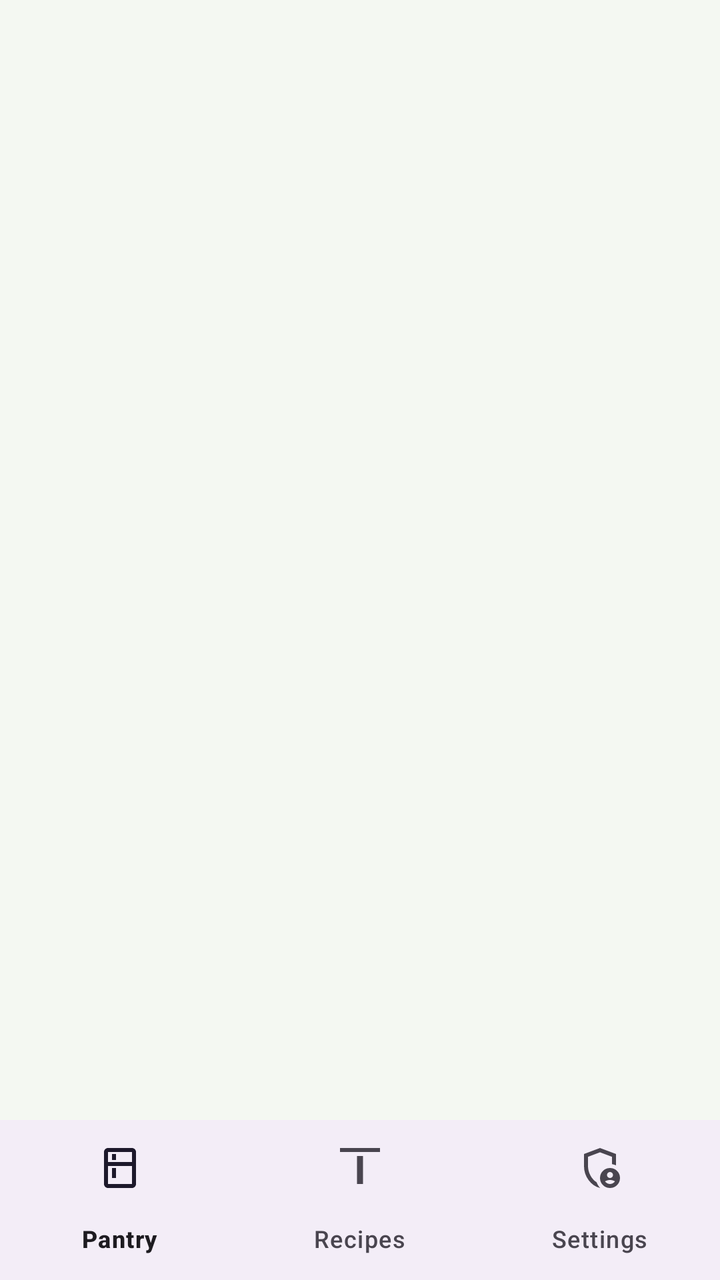
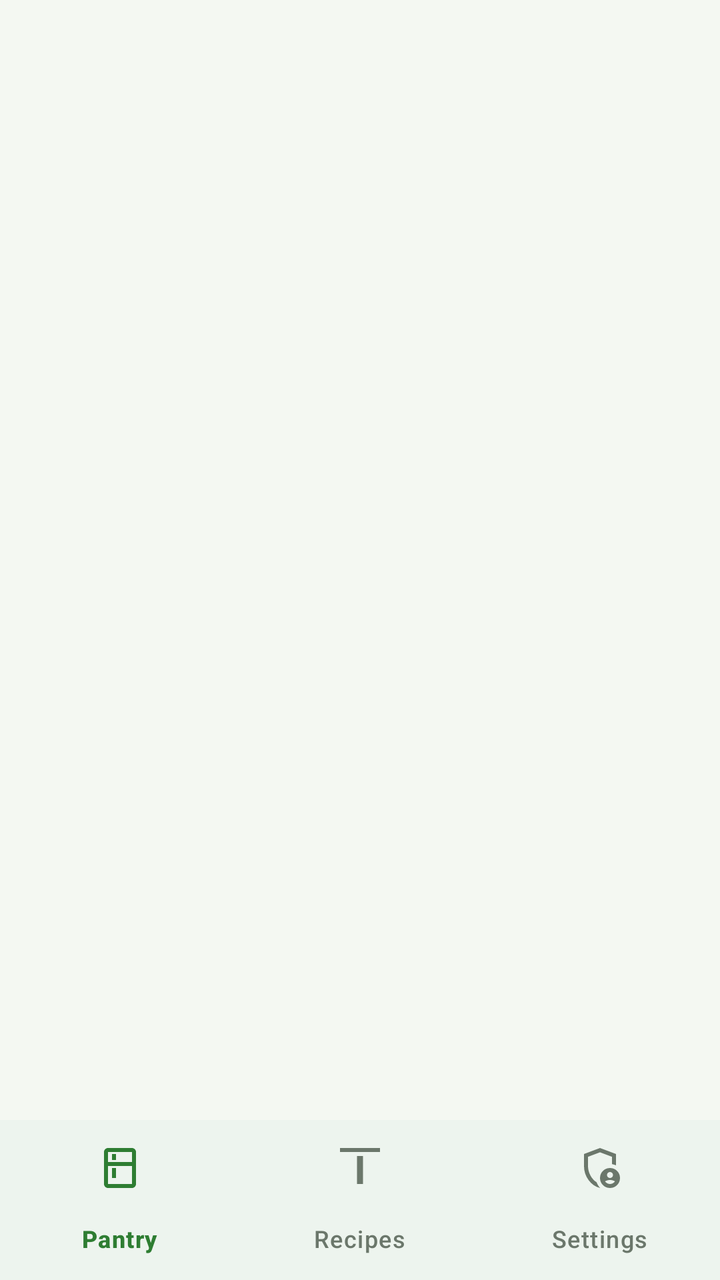

Screens rendered from an Android XML layout before and after an edit, with the pre-edit source and the edit as a unified diff.
<!-- AndroidManifest.xml: application theme Theme.SmartPantryManager -->
<!-- res/layout/activity_main.xml -->
<?xml version="1.0" encoding="utf-8"?>
<LinearLayout xmlns:android="http://schemas.android.com/apk/res/android"
    xmlns:app="http://schemas.android.com/apk/res-auto"
    android:layout_width="match_parent"
    android:layout_height="match_parent"
    android:orientation="vertical">

    
    <FrameLayout
        android:id="@+id/fragment_container"
        android:layout_width="match_parent"
        android:layout_height="0dp"
        android:layout_weight="1" />

    
    <com.google.android.material.bottomnavigation.BottomNavigationView
        android:id="@+id/bottom_nav"
        android:layout_width="match_parent"
        android:layout_height="wrap_content"
        app:menu="@menu/bottom_nav_menu" />
</LinearLayout>
<!-- resources referenced by this layout -->
<resources>
  <style name="Theme.SmartPantryManager" parent="Theme.Material3.Light.NoActionBar">
          <item name="colorPrimary">@color/green_primary</item>
          <item name="colorOnPrimary">@color/white</item>
          <item name="colorPrimaryContainer">@color/green_light</item>
          <item name="colorOnPrimaryContainer">@color/green_dark</item>
          <item name="colorSecondary">@color/orange_accent</item>
          <item name="android:colorBackground">@color/screen_bg</item>
          <item name="colorSurface">@color/white</item>
          <item name="android:textColorPrimary">@color/text_dark</item>
          <item name="android:statusBarColor">@color/green_dark</item>
      </style>
  <color name="green_primary">#2E7D32</color>
  <color name="white">#FFFFFFFF</color>
  <color name="green_light">#C8E6C9</color>
  <color name="green_dark">#1B5E20</color>
  <color name="orange_accent">#FB8C00</color>
  <color name="screen_bg">#F4F8F2</color>
  <color name="text_dark">#1F2A1F</color>
</resources>

<!-- the commit's change to res/layout/activity_main.xml (unified diff, before → after) -->
@@ -17,5 +17,9 @@
         android:id="@+id/bottom_nav"
         android:layout_width="match_parent"
         android:layout_height="wrap_content"
+        android:background="@color/white"
+        app:itemActiveIndicatorStyle="@style/Widget.Material3.BottomNavigationView.ActiveIndicator"
+        app:itemIconTint="@color/nav_item_color"
+        app:itemTextColor="@color/nav_item_color"
         app:menu="@menu/bottom_nav_menu" />
 </LinearLayout>
